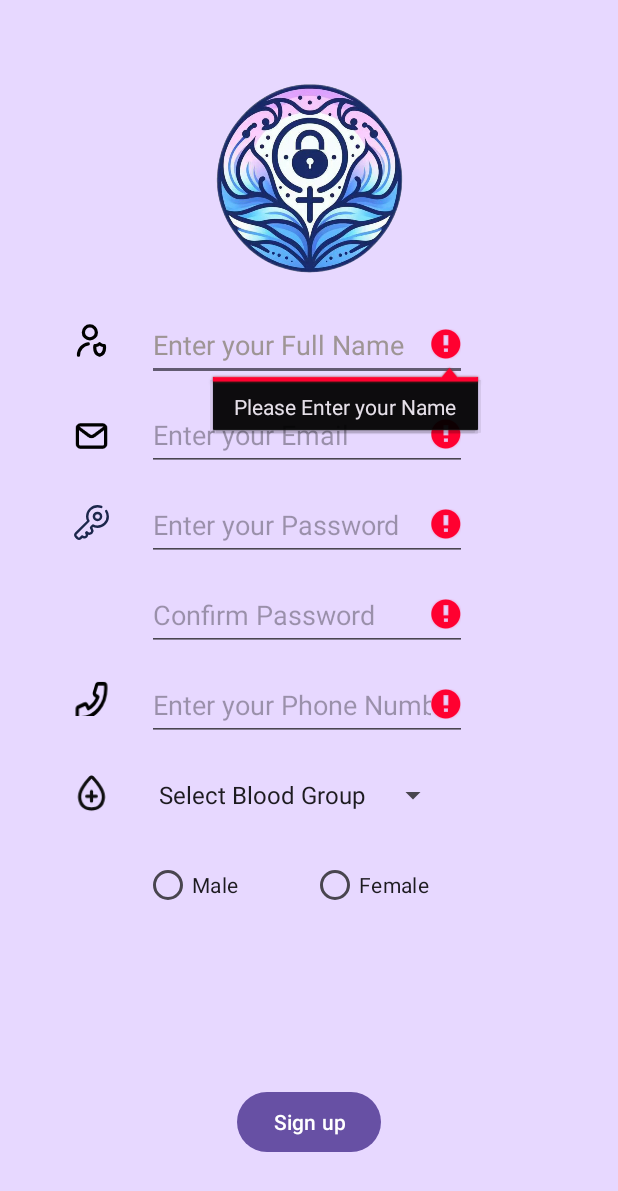
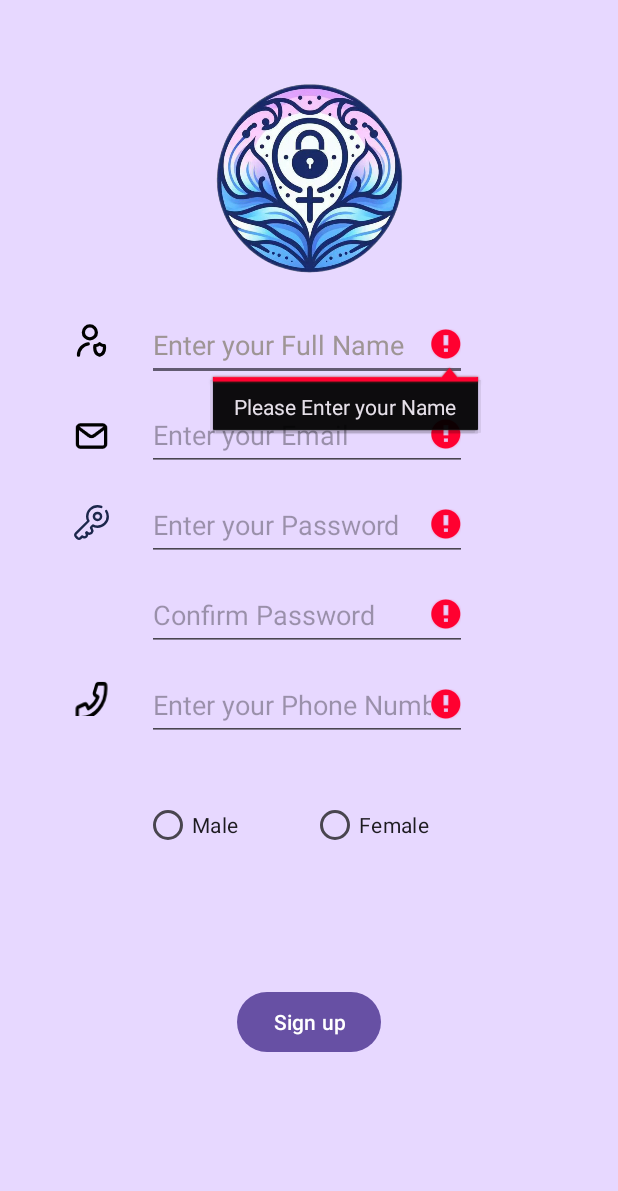
Before and after one commit to yoreumorchid/Safe_Haven, an Android app: the SignupActivity screen opened directly, with no data from a screen before it, after a tap on "Sign up", on a phone screen of 412 x 824 dp. Shown: the top 1191 px of the screen. Run offline under Robolectric (Android 15) with nearby library versions, the phone set to English and light mode, and no system bars; our stand-ins replace Firebase (no records; nobody signed in at launch, a user with empty details on screens opened directly).

Commit message:
remove blood type

```diff
--- a/app/src/main/java/com/example/safehaven/SignupActivity.java
+++ b/app/src/main/java/com/example/safehaven/SignupActivity.java
@@ -8,9 +8,7 @@ import android.util.Patterns;
 import android.view.View;
 import android.widget.Button;
 import android.widget.EditText;
-import android.widget.RadioButton;
 import android.widget.RadioGroup;
-import android.widget.Spinner;
 import android.widget.Toast;
 
 import androidx.annotation.NonNull;
@@ -25,7 +23,6 @@ import com.google.firebase.database.FirebaseDatabase;
 
 public class SignupActivity extends AppCompatActivity {
     private EditText name, email, password, confirmPassword, phoneNumber;
-    private Spinner bloodType;
     private RadioGroup genderGroup;
     private FirebaseAuth auth;
 
@@ -40,7 +37,6 @@ public class SignupActivity extends AppCompatActivity {
         password = findViewById(R.id.EtPassword);
         confirmPassword = findViewById(R.id.EtConfirmPswd_SignUp);
         phoneNumber = findViewById(R.id.EtPhoneNum);
-        bloodType = findViewById(R.id.SpnBloodType);
         genderGroup = findViewById(R.id.RgGender);
         Button signUp = findViewById(R.id.BtnSignUp);
 
@@ -64,13 +60,11 @@ public class SignupActivity extends AppCompatActivity {
                 ? "Male"
                 : "Female";
 
-        String bloodGroup = bloodType.getSelectedItem().toString();
         return new UserData(
                 name.getText().toString().trim(),
                 email.getText().toString().trim(),
                 password.getText().toString().trim(),
                 phoneNumber.getText().toString().trim(),
-                bloodGroup,
                 gender
         );
     }
@@ -83,11 +77,6 @@ public class SignupActivity extends AppCompatActivity {
         if (!validateField(userData.password, password, "Please Enter your Password")) isValid = false;
         if (!validateField(confirmPasswordInput, confirmPassword, "Please Confirm your Password")) isValid = false;
         if (!validateField(userData.phoneNumber, phoneNumber, "Please Enter your Phone Number")) isValid = false;
-
-        if (userData.bloodType.equals("Select Blood Group")) {
-            Toast.makeText(this, "Please Select your Blood Group", Toast.LENGTH_SHORT).show();
-            isValid = false;
-        }
 
         if (!userData.password.equals(confirmPasswordInput)) {
             confirmPassword.setError("Passwords do not match");
--- a/app/src/main/java/com/example/safehaven/UserData.java
+++ b/app/src/main/java/com/example/safehaven/UserData.java
@@ -1,15 +1,14 @@
 package com.example.safehaven;
 
 public class UserData {
-    public String name, email, password, phoneNumber, bloodType, gender;
+    public String name, email, password, phoneNumber, gender;
 
     // Full parameter constructor
-    public UserData(String name, String email, String password, String phoneNumber, String bloodType, String gender) {
+    public UserData(String name, String email, String password, String phoneNumber, String gender) {
         this.name = name;
         this.email = email;
         this.password = password;
         this.phoneNumber = phoneNumber;
-        this.bloodType = bloodType;
         this.gender = gender;
     }
 
@@ -50,14 +49,6 @@ public class UserData {
         this.phoneNumber = phoneNumber;
     }
 
-    public String getBloodType() {
-        return bloodType;
-    }
-
-    public void setBloodType(String bloodType) {
-        this.bloodType = bloodType;
-    }
-
     public String getGender() {
         return gender;
     }
--- a/app/src/main/res/drawable/ic_bloodtype_24.xml
+++ /dev/null
@@ -1,7 +0,0 @@
-<vector xmlns:android="http://schemas.android.com/apk/res/android" android:height="10dp" android:viewportHeight="24" android:viewportWidth="24" android:width="10dp">
-
-    <path android:fillColor="#0F0F0F" android:pathData="M11,11C11,10.448 11.448,10 12,10C12.552,10 13,10.448 13,11V13H15C15.552,13 16,13.448 16,14C16,14.552 15.552,15 15,15H13V17C13,17.552 12.552,18 12,18C11.448,18 11,17.552 11,17V15H9C8.448,15 8,14.552 8,14C8,13.448 8.448,13 9,13H11V11Z"/>
-
-    <path android:fillColor="#0F0F0F" android:fillType="evenOdd" android:pathData="M10.577,1.543C11.348,0.712 12.651,0.712 13.423,1.543C14.367,2.559 16.108,4.53 17.621,6.779C19.129,9.022 20.531,11.577 20.506,14.353C20.504,14.598 20.491,14.943 20.448,15.354C20.363,16.17 20.157,17.278 19.666,18.401C19.173,19.529 18.381,20.692 17.118,21.571C15.849,22.454 14.174,23 12,23C9.826,23 8.151,22.454 6.882,21.571C5.619,20.692 4.827,19.528 4.334,18.401C3.842,17.278 3.637,16.17 3.552,15.354C3.509,14.943 3.496,14.598 3.494,14.353C3.47,11.577 4.87,9.022 6.379,6.779C7.891,4.53 9.633,2.559 10.577,1.543ZM12,2.949C11.08,3.943 9.446,5.803 8.039,7.895C6.765,9.789 5.473,11.981 5.494,14.335C5.496,14.527 5.506,14.807 5.541,15.146C5.613,15.83 5.782,16.722 6.166,17.599C6.548,18.472 7.131,19.308 8.024,19.929C8.911,20.546 10.174,21 12,21C13.826,21 15.088,20.546 15.976,19.929C16.869,19.308 17.452,18.472 17.834,17.599C18.218,16.722 18.387,15.83 18.458,15.146C18.494,14.807 18.504,14.527 18.506,14.335C18.527,11.981 17.235,9.789 15.961,7.895C14.554,5.803 12.92,3.943 12,2.949Z"/>
-
-</vector>
--- a/app/src/main/res/layout/activity_signup.xml
+++ b/app/src/main/res/layout/activity_signup.xml
@@ -119,36 +119,15 @@
         app:layout_constraintStart_toEndOf="@+id/IvPhoneNum"
         app:layout_constraintTop_toBottomOf="@+id/EtConfirmPswd_SignUp" />
 
-    <ImageView
-        android:id="@+id/IvBloodType"
-        android:layout_width="26dp"
-        android:layout_height="25dp"
-        android:layout_marginStart="48dp"
-        android:layout_marginTop="10dp"
-        android:src="@drawable/ic_bloodtype_24"
-        app:layout_constraintStart_toStartOf="parent"
-        app:layout_constraintTop_toTopOf="@+id/SpnBloodType" />
-
-    <Spinner
-        android:id="@+id/SpnBloodType"
-        android:layout_width="wrap_content"
-        android:layout_height="48dp"
-        android:layout_marginStart="24dp"
-        android:layout_marginTop="12dp"
-        android:entries="@array/blood_groups"
-        android:spinnerMode="dropdown"
-        app:layout_constraintStart_toEndOf="@+id/IvBloodType"
-        app:layout_constraintTop_toBottomOf="@+id/EtPhoneNum" />
-
     <RadioGroup
         android:id="@+id/RgGender"
         android:layout_width="wrap_content"
         android:layout_height="wrap_content"
         android:layout_marginStart="96dp"
-        android:layout_marginTop="12dp"
+        android:layout_marginTop="32dp"
         android:orientation="horizontal"
         app:layout_constraintStart_toStartOf="parent"
-        app:layout_constraintTop_toBottomOf="@+id/SpnBloodType">
+        app:layout_constraintTop_toBottomOf="@+id/EtPhoneNum">
 
         <RadioButton
             android:id="@+id/RbMale"
@@ -168,10 +147,12 @@
         android:id="@+id/BtnSignUp"
         android:layout_width="wrap_content"
         android:layout_height="48dp"
+        android:layout_marginTop="16dp"
         android:layout_marginBottom="52dp"
         android:text="Sign up"
         app:layout_constraintBottom_toBottomOf="parent"
         app:layout_constraintEnd_toEndOf="parent"
-        app:layout_constraintStart_toStartOf="parent" />
+        app:layout_constraintStart_toStartOf="parent"
+        app:layout_constraintTop_toBottomOf="@+id/RgGender" />
 
 </androidx.constraintlayout.widget.ConstraintLayout>
--- a/app/src/main/res/values/strings.xml
+++ b/app/src/main/res/values/strings.xml
@@ -37,17 +37,6 @@
     <string name="prompt_phone_number">Enter your Phone Number</string>
     <string name="gender_female">Female</string>
     <string name="gender_male">Male</string>
-    <string-array name="blood_groups">
-        <item>Select Blood Group</item>
-        <item>A+</item>
-        <item>A-</item>
-        <item>B+</item>
-        <item>B-</item>
-        <item>O+</item>
-        <item>O-</item>
-        <item>AB+</item>
-        <item>AB-</item>
-    </string-array>
 
     <!-- Location Sharing Page -->
     <string name="track_location">Click to Track Real-Time Location</string>
```
Also changed, not shown: app/src/main/java/com/example/safehaven/ProfileActivity.java (+0 -18 lines), app/src/main/res/layout/activity_profile.xml (+3 -22 lines).
